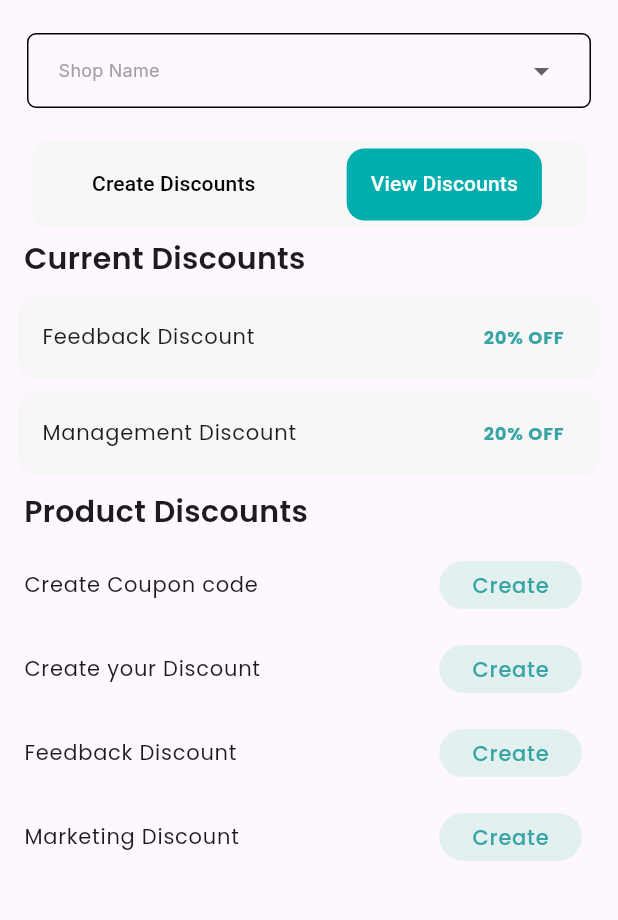
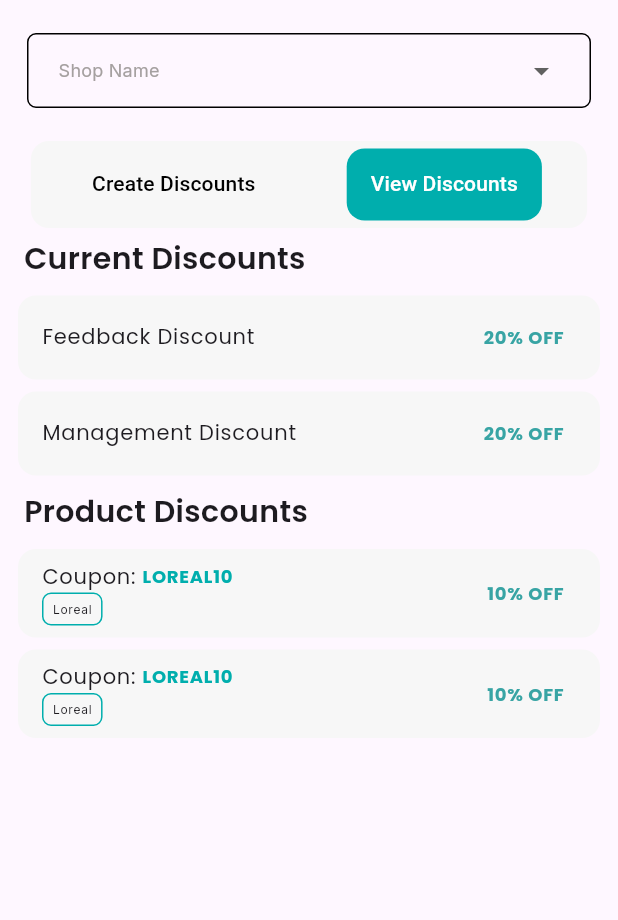
Before and after one commit to gautamraj5488/discount_pages, a Flutter app: the screen it shows after launch, tab 2 chosen, on a phone screen of 412 x 824 dp, the part 201-1121 px from its top. Run offline on Flutter 3.47's test engine with Material 3 defaults, Android fonts, the phone set to English and light mode, and no system bars; our stand-ins replace flutter_svg, google_fonts.

Commit message:
discount page completed

```diff
--- a/lib/pages/view_discounts.dart
+++ b/lib/pages/view_discounts.dart
@@ -7,13 +7,6 @@ class ViewDiscount extends StatelessWidget {
   List title = [
     "Feedback Discount",
     "Management Discount",
-  ];
-
-  List coupon = [
-    "Create Coupon code",
-    "Create your Discount",
-    "Feedback Discount",
-    "Marketing Discount"
   ];
 
   @override
@@ -29,6 +22,7 @@ class ViewDiscount extends StatelessWidget {
             ),
           ),
         ),
+
         SliverList(
           delegate: SliverChildBuilderDelegate(
                 (context, index) {
@@ -58,6 +52,7 @@ class ViewDiscount extends StatelessWidget {
             childCount: title.length,
           ),
         ),
+
         SliverToBoxAdapter(
           child: Padding(
             padding: EdgeInsets.symmetric(horizontal: 16, vertical: 6),
@@ -67,31 +62,57 @@ class ViewDiscount extends StatelessWidget {
             ),
           ),
         ),
+
         SliverList(
           delegate: SliverChildBuilderDelegate(
                 (context, index) {
-              return ListTile(
-                trailing: Container(
-                  padding: const EdgeInsets.symmetric(horizontal: 22, vertical: 6),
-                  decoration: const BoxDecoration(
-                    borderRadius: BorderRadius.all(Radius.circular(16)),
-                    color: Color(0xFFE2F0F0),
-                  ),
-                  child: Text(
-                    "Create",
-                    style: GoogleFonts.poppins(
-                      fontSize: 14,
-                      color: const Color(0xFF38A4A4),
+              return Container(
+                margin: EdgeInsets.symmetric(horizontal: 12,vertical: 4),
+                decoration: BoxDecoration(
+                    color: Color(0xFFF7F7F7),
+                    borderRadius: BorderRadius.circular(12)
+                ),
+                child: ListTile(
+                    trailing: Text(
+                      "10% OFF",
+                      style: GoogleFonts.poppins(
+                        fontWeight:FontWeight.bold,
+                        fontSize: 12,
+                        color: const Color(0xFF38A4A4),
+                      ),
                     ),
-                  ),
-                ),
-                title: Text(
-                  coupon[index],
-                  style: GoogleFonts.poppins(fontSize: 14),
+                    title: Column(
+                      crossAxisAlignment: CrossAxisAlignment.start,
+                      children: [
+                        Row(
+                          children: [
+
+                            Text(
+                              "Coupon: ",
+                              style: GoogleFonts.poppins(fontSize: 14),
+                            ),
+                            Text(
+                              "LOREAL10",
+                              style: GoogleFonts.poppins(fontSize: 12,fontWeight:FontWeight.bold,color:Color(0xFF00AEAD)),
+                            ),
+                          ],
+                        ),
+                        Container(
+                          padding: EdgeInsets.symmetric(horizontal: 6,vertical: 4),
+                          decoration: BoxDecoration(
+                            border: Border.all(
+                                color: Color(0xFF00AEAD)
+                            ),
+                            borderRadius: BorderRadius.circular(6),
+                          ),
+                          child: Text("Loreal",style: GoogleFonts.inter(fontSize: 8),),
+                        ),
+                      ],
+                    )
                 ),
               );
             },
-            childCount: coupon.length,
+            childCount: 2,
           ),
         ),
         // Add more sections as needed
```
